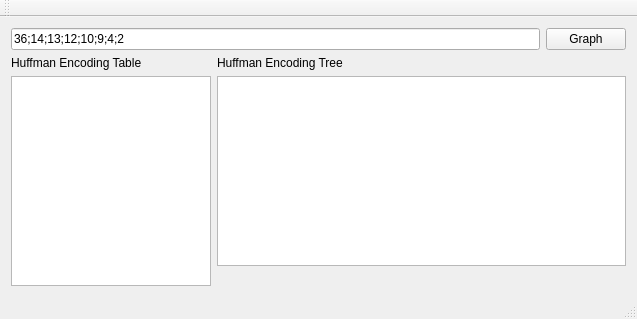
Qt form mainwindow.ui (acamara/HuffmanCodingGrahp) before a commit.
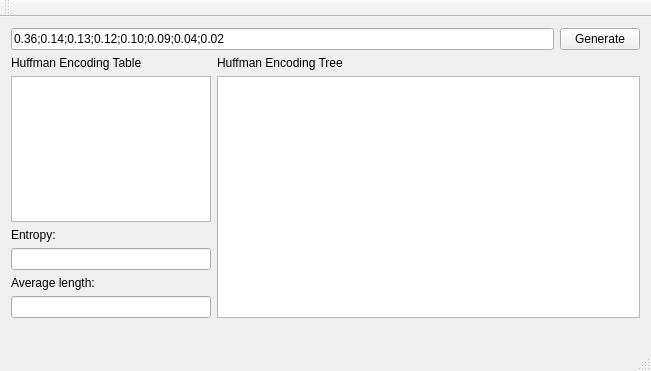
The same form after that commit.

Commit message: Add the calculation of entropy and the average length

Diff of the .ui file:
```diff
--- a/mainwindow.ui
+++ b/mainwindow.ui
@@ -6,8 +6,8 @@
    <rect>
     <x>0</x>
     <y>0</y>
-    <width>637</width>
-    <height>319</height>
+    <width>651</width>
+    <height>371</height>
    </rect>
   </property>
   <property name="windowTitle">
@@ -20,14 +20,14 @@
       <item>
        <widget class="QLineEdit" name="lineEdit">
         <property name="text">
-         <string>36;14;13;12;10;9;4;2</string>
+         <string>0.36;0.14;0.13;0.12;0.10;0.09;0.04;0.02</string>
         </property>
        </widget>
       </item>
       <item>
        <widget class="QPushButton" name="pushButton_graph">
         <property name="text">
-         <string>Graph</string>
+         <string>Generate</string>
         </property>
        </widget>
       </item>
@@ -74,10 +74,63 @@
            <number>75</number>
           </attribute>
           <attribute name="verticalHeaderVisible">
-           <bool>true</bool>
+           <bool>false</bool>
           </attribute>
          </widget>
         </item>
+        <item>
+         <widget class="QLabel" name="label_3">
+          <property name="styleSheet">
+           <string notr="true">font: 75 10pt &quot;Arial&quot;;</string>
+          </property>
+          <property name="text">
+           <string>Entropy:</string>
+          </property>
+         </widget>
+        </item>
+        <item>
+         <widget class="QLineEdit" name="lineEdit_entropy">
+          <property name="maximumSize">
+           <size>
+            <width>200</width>
+            <height>16777215</height>
+           </size>
+          </property>
+          <property name="styleSheet">
+           <string notr="true">font: 10pt &quot;Arial&quot;;</string>
+          </property>
+         </widget>
+        </item>
+        <item>
+         <widget class="QLabel" name="label_4">
+          <property name="styleSheet">
+           <string notr="true">font: 75 10pt &quot;Arial&quot;;</string>
+          </property>
+          <property name="text">
+           <string>Average length:</string>
+          </property>
+         </widget>
+        </item>
+        <item>
+         <widget class="QLineEdit" name="lineEdit_averagelength">
+          <property name="maximumSize">
+           <size>
+            <width>200</width>
+            <height>16777215</height>
+           </size>
+          </property>
+          <property name="styleSheet">
+           <string notr="true">font: 10pt &quot;Arial&quot;;</string>
+          </property>
+         </widget>
+        </item>
+        <item>
+         <widget class="QLabel" name="label_5">
+          <property name="text">
+           <string/>
+          </property>
+         </widget>
+        </item>
        </layout>
       </item>
       <item>
```
Left out of the diff: 4 changed lines with no effect on the pictures. The commit also changes 2 other files.
